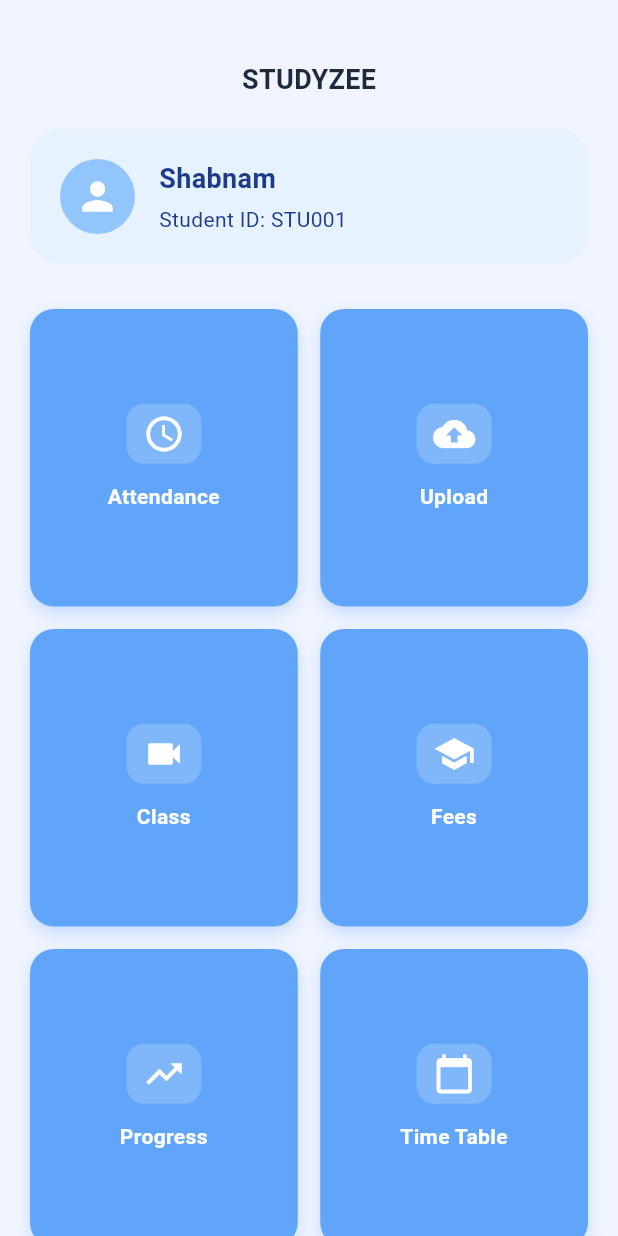
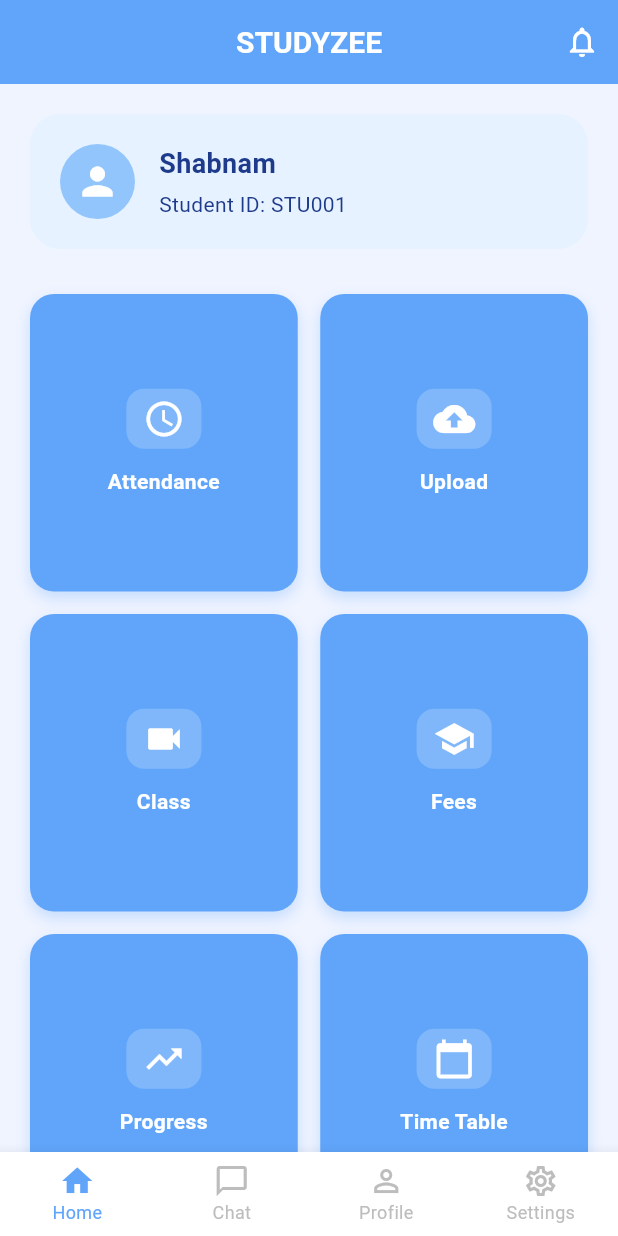
Before and after one commit to safvanafemin/studyzee, a Flutter app: the screen it shows after launch, after a tap on "Sign in", on a phone screen of 412 x 824 dp. Run offline on Flutter 3.47's test engine with Material 3 defaults, Android fonts, the phone set to English and light mode, and no system bars; our stand-ins replace file_picker.

Commit message:
loginscreenupdated

```diff
--- a/lib/features/auth/login_screen.dart
+++ b/lib/features/auth/login_screen.dart
@@ -10,6 +10,8 @@ class LoginScreen extends StatefulWidget {
 
 class _LoginScreenState extends State<LoginScreen> {
   bool _obscureText = true;
+  String _selectedRole = 'Student'; // Default role
+
   @override
   Widget build(BuildContext context) {
     return Scaffold(
@@ -31,7 +33,6 @@ class _LoginScreenState extends State<LoginScreen> {
           child: Column(
             children: [
               SizedBox(height: 80),
-
               SizedBox(height: 40),
               Text(
                 "Login",
@@ -41,7 +42,29 @@ class _LoginScreenState extends State<LoginScreen> {
                   fontWeight: FontWeight.bold,
                 ),
               ),
-              SizedBox(height: 60),
+              SizedBox(height: 20),
+              Text(
+                "Select your role",
+                style: TextStyle(
+                  fontSize: 16,
+                  color: Colors.white70,
+                ),
+              ),
+              SizedBox(height: 20),
+
+              // Role Selection Buttons
+              Row(
+                mainAxisAlignment: MainAxisAlignment.center,
+                children: [
+                  _buildRoleButton('Student', Icons.school),
+                  SizedBox(width: 12),
+                  _buildRoleButton('Teacher', Icons.person),
+                  SizedBox(width: 12),
+                  _buildRoleButton('Parent', Icons.family_restroom),
+                ],
+              ),
+
+              SizedBox(height: 30),
               Container(
                 padding: EdgeInsets.all(24),
                 decoration: BoxDecoration(
@@ -51,6 +74,14 @@ class _LoginScreenState extends State<LoginScreen> {
                 child: Column(
                   crossAxisAlignment: CrossAxisAlignment.stretch,
                   children: [
+                    Text(
+                      "Login as $_selectedRole",
+                      style: TextStyle(
+                        fontSize: 18,
+                        fontWeight: FontWeight.bold,
+                        color: Color.fromARGB(255, 2, 18, 69),
+                      ),
+                    ),
                     SizedBox(height: 8),
                     Text(
                       "Enter your details below",
@@ -61,6 +92,7 @@ class _LoginScreenState extends State<LoginScreen> {
                       decoration: InputDecoration(
                         labelText: "Email Address",
                         border: OutlineInputBorder(),
+                        prefixIcon: Icon(Icons.email_outlined),
                       ),
                     ),
                     SizedBox(height: 20),
@@ -69,6 +101,7 @@ class _LoginScreenState extends State<LoginScreen> {
                       decoration: InputDecoration(
                         labelText: "Password",
                         border: OutlineInputBorder(),
+                        prefixIcon: Icon(Icons.lock_outline),
                         suffixIcon: IconButton(
                           icon: Icon(
                             _obscureText
@@ -97,10 +130,7 @@ class _LoginScreenState extends State<LoginScreen> {
                       ),
                       child: TextButton(
                         onPressed: () {
-                          Navigator.pushAndRemoveUntil(context, MaterialPageRoute(  builder: (context) => const HomeScreen(),),
-                            (Route<dynamic> route) => false
-
-                          );
+                          _handleLogin();
                         },
                         child: Text(
                           "Sign in",
@@ -133,5 +163,88 @@ class _LoginScreenState extends State<LoginScreen> {
             ],
           ),
         ),
-     ),);}
+      ),
+    );
+  }
+
+  Widget _buildRoleButton(String role, IconData icon) {
+    bool isSelected = _selectedRole == role;
+    return GestureDetector(
+      onTap: () {
+        setState(() {
+          _selectedRole = role;
+        });
+      },
+      child: Container(
+        padding: EdgeInsets.symmetric(horizontal: 16, vertical: 12),
+        decoration: BoxDecoration(
+          color: isSelected ? Colors.white : Colors.white.withOpacity(0.2),
+          borderRadius: BorderRadius.circular(12),
+          border: Border.all(
+            color: isSelected ? Colors.white : Colors.white.withOpacity(0.3),
+            width: 2,
+          ),
+        ),
+        child: Column(
+          children: [
+            Icon(
+              icon,
+              color: isSelected
+                  ? Color.fromARGB(255, 2, 18, 69)
+                  : Colors.white,
+              size: 28,
+            ),
+            SizedBox(height: 4),
+            Text(
+              role,
+              style: TextStyle(
+                color: isSelected
+                    ? Color.fromARGB(255, 2, 18, 69)
+                    : Colors.white,
+                fontWeight: isSelected ? FontWeight.bold : FontWeight.normal,
+                fontSize: 12,
+              ),
+            ),
+          ],
+        ),
+      ),
+    );
+  }
+
+  void _handleLogin() {
+    // Navigate based on selected role
+    switch (_selectedRole) {
+      case 'Student':
+        Navigator.pushAndRemoveUntil(
+          context,
+          MaterialPageRoute(
+            builder: (context) => const HomeScreen(),
+          ),
+          (Route<dynamic> route) => false,
+        );
+        break;
+      case 'Teacher':
+        // Navigate to Teacher Dashboard
+        // Navigator.pushAndRemoveUntil(
+        //   context,
+        //   MaterialPageRoute(
+        //     builder: (context) => const TeacherHomeScreen(),
+        //   ),
+        //   (Route<dynamic> route) => false,
+        // );
+        print('Navigate to Teacher Dashboard');
+        break;
+      case 'Parent':
+        // Navigate to Parent Dashboard
+        // Navigator.pushAndRemoveUntil(
+        //   context,
+        //   MaterialPageRoute(
+        //     builder: (context) => const ParentHomeScreen(),
+        //   ),
+        //   (Route<dynamic> route) => false,
+        // );
+        print('Navigate to Parent Dashboard');
+        break;
+    }
+  }
 }
--- a/lib/features/student/home/home_screen.dart
+++ b/lib/features/student/home/home_screen.dart
@@ -15,28 +15,62 @@ class HomeScreen extends StatefulWidget {
 }
 
 class _HomeScreenState extends State<HomeScreen> {
+  int _selectedIndex = 0;
+
+  void _onItemTapped(int index) {
+    setState(() {
+      _selectedIndex = index;
+    });
+    // Add navigation logic for different tabs here
+    switch (index) {
+      case 0:
+        // Already on Home
+        break;
+      case 1:
+        // Navigate to Chat
+        print('Navigate to Chat');
+        break;
+      case 2:
+        // Navigate to Profile
+        print('Navigate to Profile');
+        break;
+      case 3:
+        // Navigate to Settings
+        print('Navigate to Settings');
+        break;
+    }
+  }
+
   @override
   Widget build(BuildContext context) {
     return Scaffold(
       backgroundColor: const Color(0xFFf0f4ff),
+      appBar: AppBar(
+        backgroundColor: const Color(0xFF60a5fa),
+        elevation: 0,
+        title: const Text(
+          'STUDYZEE',
+          style: TextStyle(
+            fontSize: 20,
+            fontWeight: FontWeight.bold,
+            color: Colors.white,
+          ),
+        ),
+        centerTitle: true,
+        actions: [
+          IconButton(
+            icon: const Icon(Icons.notifications_outlined, color: Colors.white),
+            onPressed: () {
+              print('Notifications pressed');
+            },
+          ),
+        ],
+      ),
       body: SafeArea(
         child: SingleChildScrollView(
           padding: const EdgeInsets.all(20.0),
           child: Column(
             children: [
-              // Header
-              Container(
-                padding: const EdgeInsets.symmetric(vertical: 20),
-                child: const Text(
-                  'STUDYZEE',
-                  style: TextStyle(
-                    fontSize: 18,
-                    fontWeight: FontWeight.w600,
-                    color: Color(0xFF1f2937),
-                  ),
-                ),
-              ),
-
               // Profile Section
               Container(
                 width: double.infinity,
@@ -183,7 +217,7 @@ class _HomeScreenState extends State<HomeScreen> {
                         context,
                         MaterialPageRoute(builder: (context) => ExamScreen()),
                       );
-                      ('Navigate to Exam');
+                      print('Navigate to Exam');
                     },
                   ),
                   _buildFeatureCard(
@@ -204,12 +238,37 @@ class _HomeScreenState extends State<HomeScreen> {
               ),
 
               const SizedBox(height: 20),
-
-              // Bottom Navigation
-              _buildBottomNavigation(),
             ],
           ),
         ),
+      ),
+      bottomNavigationBar: BottomNavigationBar(
+        type: BottomNavigationBarType.fixed,
+        backgroundColor: Colors.white,
+        selectedItemColor: const Color(0xFF60a5fa),
+        unselectedItemColor: Colors.grey.shade400,
+        selectedFontSize: 12,
+        unselectedFontSize: 12,
+        currentIndex: _selectedIndex,
+        onTap: _onItemTapped,
+        items: const [
+          BottomNavigationBarItem(
+            icon: Icon(Icons.home),
+            label: 'Home',
+          ),
+          BottomNavigationBarItem(
+            icon: Icon(Icons.chat_bubble_outline),
+            label: 'Chat',
+          ),
+          BottomNavigationBarItem(
+            icon: Icon(Icons.person_outline),
+            label: 'Profile',
+          ),
+          BottomNavigationBarItem(
+            icon: Icon(Icons.settings_outlined),
+            label: 'Settings',
+          ),
+        ],
       ),
     );
   }
@@ -263,51 +322,4 @@ class _HomeScreenState extends State<HomeScreen> {
       ),
     );
   }
-
-  Widget _buildBottomNavigation() {
-    return Container(
-      padding: const EdgeInsets.symmetric(vertical: 10),
-      child: Row(
-        mainAxisAlignment: MainAxisAlignment.spaceAround,
-        children: [
-          _buildBottomNavItem(Icons.home, 'Home', true),
-          _buildBottomNavItem(Icons.chat_bubble_outline, 'Chat', false),
-          _buildBottomNavItem(Icons.person_outline, 'Profile', false),
-          _buildBottomNavItem(Icons.settings_outlined, 'Settings', false),
-        ],
-      ),
-    );
-  }
-
-  Widget _buildBottomNavItem(IconData icon, String label, bool isSelected) {
-    return Column(
-      mainAxisSize: MainAxisSize.min,
-      children: [
-        Container(
-          padding: const EdgeInsets.all(8),
-          decoration: BoxDecoration(
-            color: isSelected
-                ? const Color(0xFF60a5fa).withOpacity(0.1)
-                : Colors.transparent,
-            borderRadius: BorderRadius.circular(8),
-          ),
-          child: Icon(
-            icon,
-            color: isSelected ? const Color(0xFF60a5fa) : Colors.grey.shade400,
-            size: 24,
-          ),
-        ),
-        const SizedBox(height: 4),
-        Text(
-          label,
-          style: TextStyle(
-            fontSize: 12,
-            color: isSelected ? const Color(0xFF60a5fa) : Colors.grey.shade400,
-            fontWeight: isSelected ? FontWeight.w600 : FontWeight.normal,
-          ),
-          textAlign: TextAlign.center,
-        ),
-      ],
-    );
-  }
 }
```
